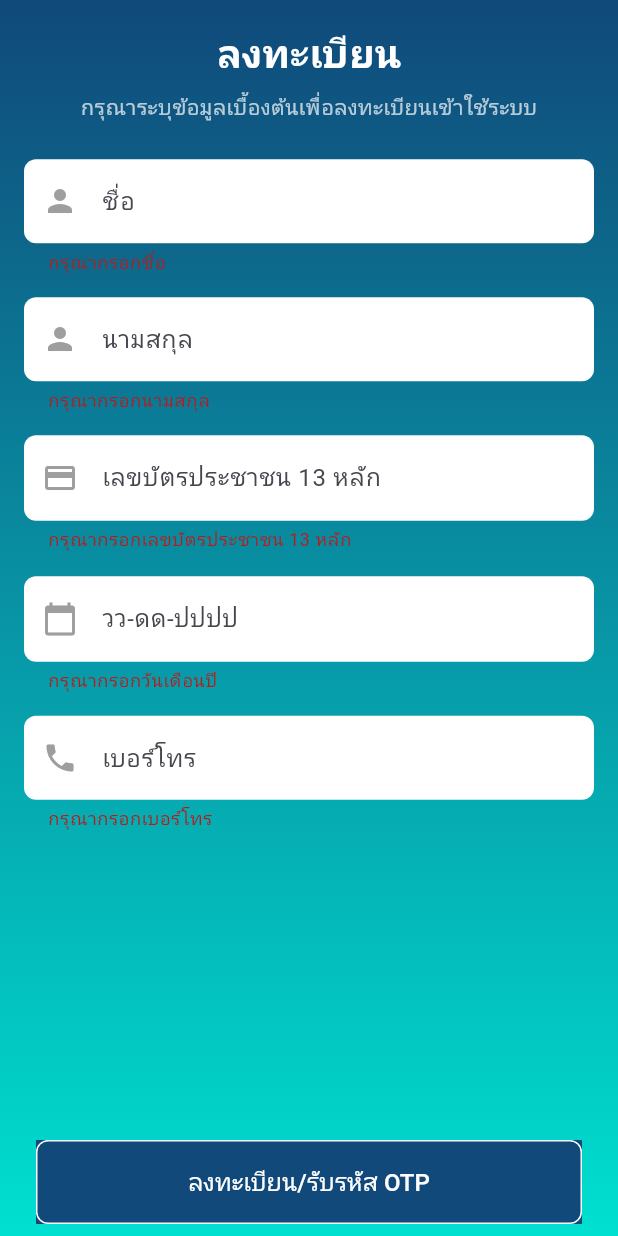
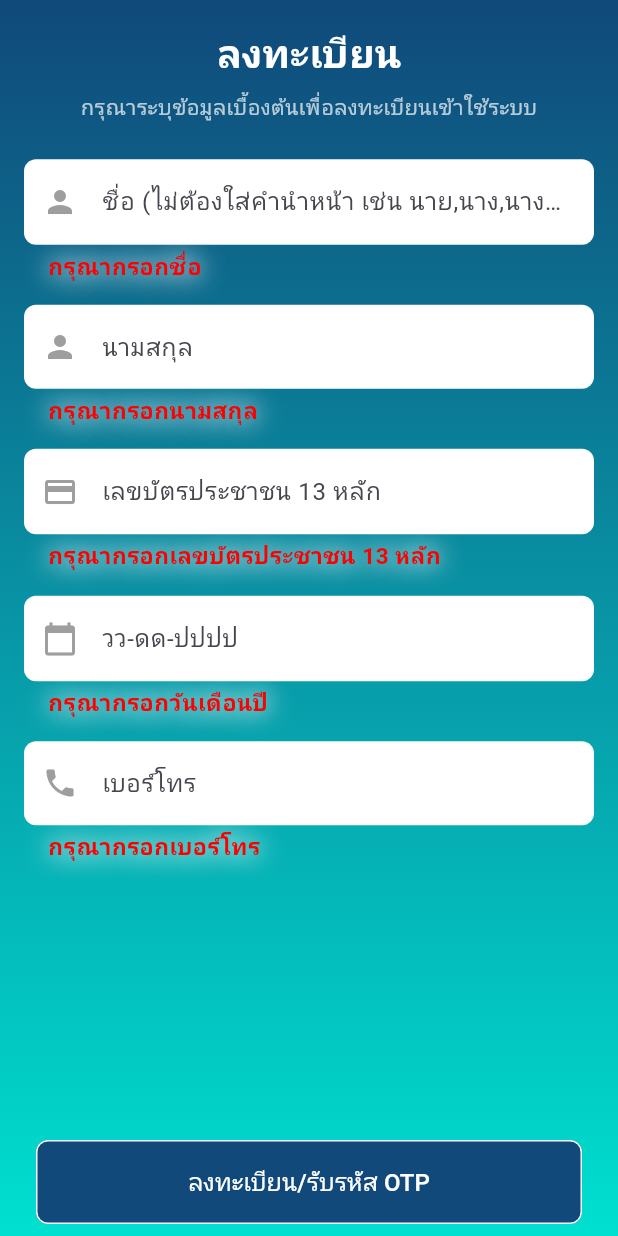
Before and after one commit to AshaTechCorporation/tcbapp, a Flutter app: the RegisterPage screen opened directly, after a tap on "ลงทะเบียน/รับรหัส OTP", on a phone screen of 412 x 824 dp. Run offline on Flutter 3.47's test engine with Material 3 defaults, Android fonts, the phone set to English and light mode, and no system bars; our stand-ins replace calendar_date_picker2, device_info_plus, dropdown_button2, dropdown_search, firebase_core, google_nav_bar and 2 more; missing offline and left inert: flutter_launcher_icons, onesignal_flutter; accounts and stored records are empty; network calls fail; project files that could hold a hidden picture were left out.

```diff
--- a/lib/main.dart
+++ b/lib/main.dart
@@ -35,6 +35,7 @@ class MyApp extends StatelessWidget {
         ChangeNotifierProvider(create: (context) => ProjectController()),
       ],
       child: MaterialApp(
+        debugShowCheckedModeBanner: false,
         title: 'Flutter Demo',
         theme: ThemeData(
           colorScheme: ColorScheme.fromSeed(seedColor: Colors.deepPurple),
@@ -50,7 +51,7 @@ class MyApp extends StatelessWidget {
           GlobalCupertinoLocalizations.delegate,
         ],
         locale: Locale('th', 'TH'),
-        home: Policypage(),
+        home: FirstPage(),
       ),
     );
   }
--- a/lib/model/medicalHistory.dart
+++ b/lib/model/medicalHistory.dart
@@ -9,6 +9,7 @@ class MedicalHistory {
   String? diagnosis_date;
   String? icd10_text;
   String? hospital_code;
+  String? last_entrance_date;
   List<Treatments>? treatments;
 
   MedicalHistory(
@@ -16,6 +17,7 @@ class MedicalHistory {
     this.diagnosis_date,
     this.icd10_text,
     this.hospital_code,
+    this.last_entrance_date,
     this.treatments,
   );
 
--- a/lib/register/registerPage.dart
+++ b/lib/register/registerPage.dart
@@ -35,17 +35,19 @@ class _RegisterPageState extends State<RegisterPage> {
   String device_no = '';
   String dateSentApi = '';
   String notify_token = '';
+  String ios_id = '';
 
   void getdeviceId() async {
     final deviceInfo = DeviceInfoPlugin();
 
     if (Platform.isAndroid) {
-      // ดึงข้อมูล Android ID
       final androidInfo = await deviceInfo.androidInfo;
       device_no = androidInfo.id;
     } else if (Platform.isIOS) {
       // ดึงข้อมูล Identifier for Vendor (iOS)
       final iosInfo = await deviceInfo.iosInfo;
+      device_no = iosInfo.identifierForVendor ?? '';
+      // ios_id = iosInfo;
       // print('iOS Identifier: ${iosInfo.identifierForVendor}');
     }
   }
@@ -194,12 +196,13 @@ class _RegisterPageState extends State<RegisterPage> {
                   buildInputField(
                     controller: name,
                     icon: Icons.person,
-                    hint: 'ชื่อ',
+                    hint: 'ชื่อ (ไม่ต้องใส่คำนำหน้า เช่น นาย,นาง,นางสาว***)',
                     validator: (value) {
                       if (value?.isEmpty ?? true) {
                         return 'กรุณากรอกชื่อ';
                       }
                     },
+                    status: false,
                   ),
                   buildInputField(
                     controller: surname,
@@ -210,6 +213,7 @@ class _RegisterPageState extends State<RegisterPage> {
                         return 'กรุณากรอกนามสกุล';
                       }
                     },
+                    status: false,
                   ),
                   buildInputField(
                     controller: idCard,
@@ -221,18 +225,20 @@ class _RegisterPageState extends State<RegisterPage> {
                         return 'กรุณากรอกเลขบัตรประชาชน 13 หลัก';
                       }
                     },
+                    status: false,
                   ),
                   buildInputField(
                     controller: birthDate,
                     icon: Icons.calendar_today,
                     hint: 'วว-ดด-ปปปป',
-                    keyboardType: TextInputType.datetime,
+                    keyboardType: TextInputType.none,
                     validator: (value) {
                       if (value?.isEmpty ?? true) {
                         return 'กรุณากรอกวันเดือนปี';
                       }
                       return null;
                     },
+                    status: true,
                   ),
                   buildInputField(
                     controller: phone,
@@ -244,6 +250,7 @@ class _RegisterPageState extends State<RegisterPage> {
                       }
                     },
                     keyboardType: TextInputType.phone,
+                    status: false,
                   ),
                   // SizedBox(height: MediaQuery.of(context).size.height * 0.5),
                   // Container(
@@ -314,8 +321,11 @@ class _RegisterPageState extends State<RegisterPage> {
           ),
         ),
         bottomNavigationBar: Container(
+          decoration: BoxDecoration(
+            borderRadius: BorderRadius.circular(8),
+            color: kBackgroundColor,
+          ),
           margin: EdgeInsets.all(8),
-          color: kBackgroundColor,
           width: double.infinity,
           child: OutlinedButton(
             onPressed: () async {
@@ -325,9 +335,9 @@ class _RegisterPageState extends State<RegisterPage> {
                   final Future<SharedPreferences> _prefs = SharedPreferences.getInstance();
                   final SharedPreferences prefs = await _prefs;
                   await prefs.setString('domain', publicUrl);
-                  await prefs.setString('cid', idCard.text);
+                  await prefs.setString('cid', '1-0000-00001-99-9');
                   final refno = await RegisterService.register(name.text, surname.text, idCard.text, dateSentApi, phone.text, device_no);
-                  print(refno['data']);
+                  // print(refno['data']);
                   if (!mounted) return;
                   LoadingDialog.close(context);
                   Navigator.pushAndRemoveUntil(
@@ -341,7 +351,7 @@ class _RegisterPageState extends State<RegisterPage> {
                               phone: phone.text,
                               device_no: device_no,
                               notify_token: notify_token,
-                              refno: refno['data'],
+                              refno: refno,
                             )),
                     (route) => true,
                   );
@@ -387,10 +397,12 @@ class _RegisterPageState extends State<RegisterPage> {
     String? hint,
     String? Function(String?)? validator,
     TextInputType? keyboardType,
+    required bool status,
   }) {
     return Padding(
         padding: const EdgeInsets.symmetric(vertical: 8.0),
         child: TextFormField(
+          readOnly: status,
           controller: controller,
           decoration: InputDecoration(
             filled: true,
@@ -406,6 +418,23 @@ class _RegisterPageState extends State<RegisterPage> {
             border: OutlineInputBorder(
               borderRadius: BorderRadius.circular(8.0),
               borderSide: BorderSide.none,
+            ),
+            errorStyle: TextStyle(
+              color: Color.fromARGB(255, 255, 0, 0),
+              fontSize: 15,
+              fontWeight: FontWeight.bold,
+              shadows: [
+                Shadow(
+                  offset: Offset(0, 0),
+                  blurRadius: 20,
+                  color: Color.fromARGB(255, 255, 255, 255),
+                ),
+                Shadow(
+                  offset: Offset(0, 0),
+                  blurRadius: 20,
+                  color: Color.fromARGB(149, 255, 255, 255),
+                ),
+              ],
             ),
           ),
           keyboardType: keyboardType,
@@ -429,27 +458,23 @@ class _RegisterPageState extends State<RegisterPage> {
                           PhoneNumberFormatter(),
                         ]
                       : [],
-      ),
-    );
+        ));
   }
 }
 
 class IdCardFormatter extends TextInputFormatter {
   @override
   TextEditingValue formatEditUpdate(TextEditingValue oldValue, TextEditingValue newValue) {
-    // เอาตัวอักษรที่ไม่ใช่ตัวเลขออก
     String text = newValue.text.replaceAll(RegExp(r'\D'), '');
 
-    // จำกัดความยาวสูงสุด 13 ตัวอักษร
     if (text.length > 13) text = text.substring(0, 13);
 
-    // ฟอร์แมตให้อยู่ในรูปแบบ 1-0000-00001-99-9
     String formattedText = '';
     if (text.isNotEmpty) {
       final buffer = StringBuffer();
       for (int i = 0; i < text.length; i++) {
         buffer.write(text[i]);
-        // เพิ่ม '-' ตามตำแหน่งที่กำหนด
+
         if (i == 0 || i == 4 || i == 9 || i == 11) {
           if (i != text.length - 1) buffer.write('-');
         }
```
Also changed, not shown: lib/history/historyPage.dart (+15 -4 lines), lib/home/homePage.dart (+28 -7 lines), lib/home/widgets/CardItem.dart (+10 -2 lines), lib/information/informationPage.dart (+8 -5 lines), lib/register/registerService.dart (+5 -2 lines), pubspec.yaml (+29 -6 lines), assets/icons/playstore.png (added), lib/model/medicalHistory.g.dart, pubspec.lock, 31 other files. Lines whose indentation alone changed are shown as unchanged.
